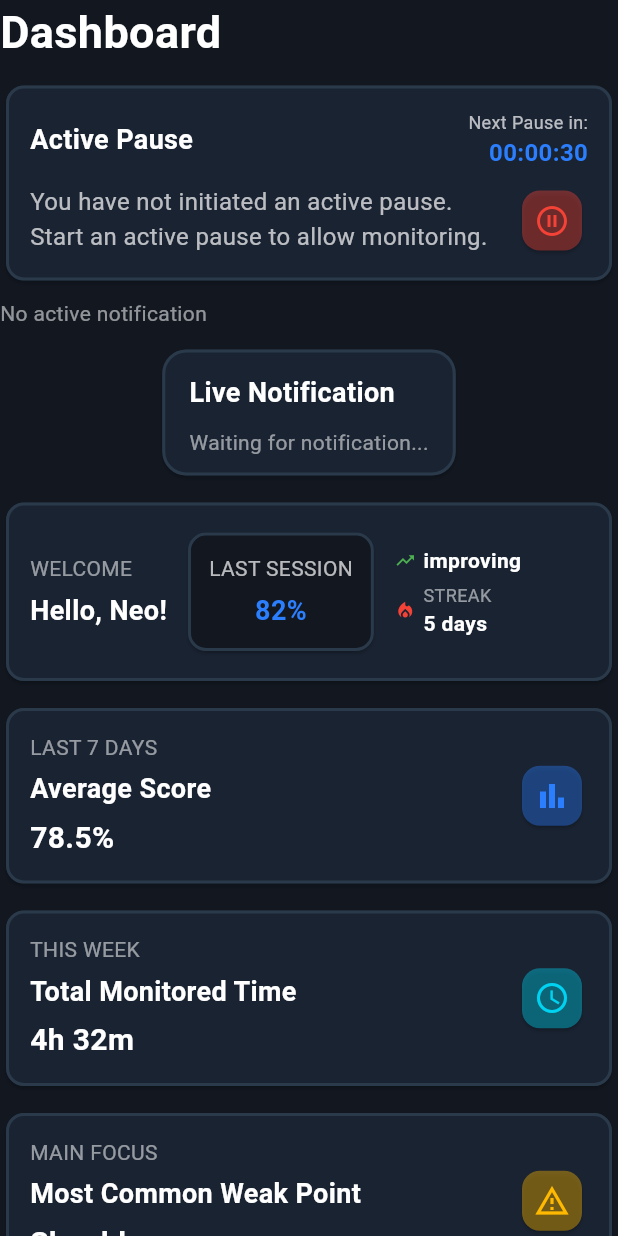
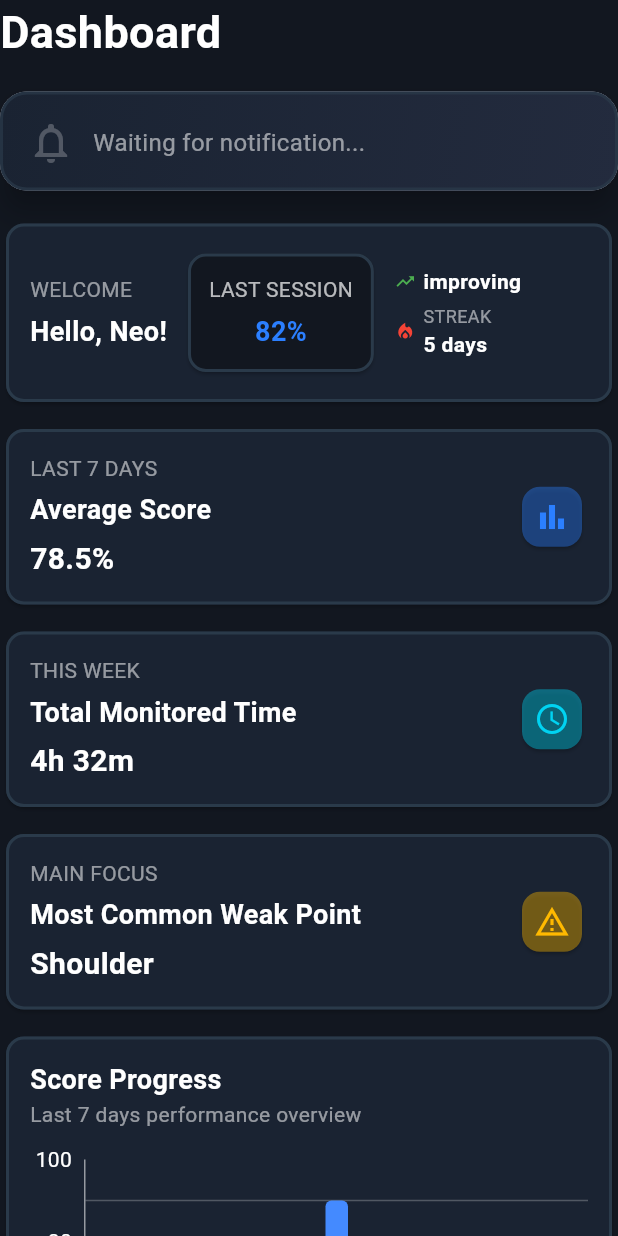
Before and after one commit to NRG7-Emergentes/ergovision-mobile, a Flutter app: the Dashboard screen opened directly, on a phone screen of 412 x 824 dp. Run offline on Flutter 3.47's test engine with Material 3 defaults, Android fonts, the phone set to English and light mode, and no system bars; drawn by our look-alikes of fl_chart; our stand-ins replace bloc, firebase_core, flutter_bloc; missing offline and left inert: stomp_dart_client; accounts and stored records are empty.

Commit message:
feat(notification): enhance live notification widget with pause tracking and improved UI

```diff
--- a/lib/monitoring/component/active_pause.dart
+++ /dev/null
@@ -1,238 +0,0 @@
-import 'dart:async';
-import 'package:flutter/material.dart';
-import 'package:ergovision/monitoring/component/notification_listener.dart';
-
-class ActivePause extends StatefulWidget {
-  const ActivePause({super.key});
-
-  @override
-  State<ActivePause> createState() => _ActivePauseState();
-}
-
-class _ActivePauseState extends State<ActivePause> {
-  Timer? _pauseTimer;
-  Timer? _nextPauseTimer;
-  Duration _elapsedPauseTime = Duration.zero;
-  Duration _timeUntilNextPause = const Duration(seconds: 30);
-  DateTime? _pauseStartTime;
-  bool _hasPause = false;
-  Map<String, dynamic>? _currentNotification;
-
-  @override
-  void initState() {
-    super.initState();
-    _startNextPauseCountdown();
-    NotificationListenerService().onNotification = _handleNotification;
-  }
-
-  void _handleNotification(Map<String, dynamic> n) {
-    WidgetsBinding.instance.addPostFrameCallback((_) {
-      if (!mounted) return;
-
-      final isPaused = (n['title']?.toString().toUpperCase().contains('PAUSED') ?? false);
-
-      setState(() {
-        _currentNotification = n;
-        _hasPause = isPaused;
-      });
-
-      _updatePauseState();
-    });
-  }
-
-  void _updatePauseState() {
-    final receivedAt = _currentNotification?['_receivedAt'] as DateTime?;
-
-    if (_hasPause && _pauseStartTime == null && receivedAt != null) {
-      _startPauseTimer(receivedAt);
-      return;
-    }
-
-    if (!_hasPause && _pauseStartTime != null) {
-      _stopPauseTimer();
-    }
-  }
-
-  void _startPauseTimer(DateTime startTime) {
-    _pauseStartTime = startTime;
-    _pauseTimer?.cancel();
-
-    _pauseTimer = Timer.periodic(const Duration(seconds: 1), (_) {
-      if (!mounted) return;
-
-      WidgetsBinding.instance.addPostFrameCallback((_) {
-        if (mounted) {
-          setState(() {
-            _elapsedPauseTime = DateTime.now().difference(_pauseStartTime!);
-          });
-        }
-      });
-    });
-  }
-
-  void _stopPauseTimer() {
-    _pauseTimer?.cancel();
-    _pauseStartTime = null;
-
-    WidgetsBinding.instance.addPostFrameCallback((_) {
-      if (mounted) {
-        setState(() => _elapsedPauseTime = Duration.zero);
-      }
-    });
-  }
-
-  void _startNextPauseCountdown() {
-    _nextPauseTimer?.cancel();
-
-    _nextPauseTimer = Timer.periodic(const Duration(seconds: 1), (_) {
-      if (!mounted) return;
-
-      WidgetsBinding.instance.addPostFrameCallback((_) {
-        if (mounted) {
-          setState(() {
-            _timeUntilNextPause = _timeUntilNextPause.inSeconds > 0
-                ? _timeUntilNextPause - const Duration(seconds: 1)
-                : const Duration(seconds: 30);
-          });
-        }
-      });
-    });
-  }
-
-  String _formatDuration(Duration d) {
-    String two(int n) => n.toString().padLeft(2, '0');
-    return "${two(d.inHours)}:${two(d.inMinutes.remainder(60))}:${two(d.inSeconds.remainder(60))}";
-  }
-
-  @override
-  Widget build(BuildContext context) {
-    return SizedBox(
-      width: double.infinity,
-      child: Card(
-        color: const Color(0xFF1A2332),
-        shape: RoundedRectangleBorder(
-          borderRadius: BorderRadius.circular(12),
-          side: const BorderSide(color: Color(0xFF2A3A4A), width: 2),
-        ),
-        child: Padding(
-          padding: const EdgeInsets.all(16),
-          child: Column(
-            crossAxisAlignment: CrossAxisAlignment.start,
-            children: [
-              _buildHeader(),
-              const SizedBox(height: 10),
-              Row(
-                crossAxisAlignment: CrossAxisAlignment.start,
-                children: [
-                  Expanded(child: _buildPauseContent()),
-                  const SizedBox(width: 10),
-                  Card(
-                    color: _hasPause ? const Color(0x664CAF50) : const Color(0x66F44336),
-                    child: Padding(
-                      padding: const EdgeInsets.all(8),
-                      child: Icon(Icons.pause_circle_outline,
-                          color: _hasPause ? Colors.green : Colors.red),
-                    ),
-                  )
-                ],
-              )
-            ],
-          ),
-        ),
-      ),
-    );
-  }
-
-  Widget _buildHeader() {
-    return Row(
-      mainAxisAlignment: MainAxisAlignment.spaceBetween,
-      children: [
-        const Text(
-          'Active Pause',
-          style: TextStyle(color: Colors.white, fontSize: 18, fontWeight: FontWeight.bold),
-        ),
-        Column(
-          crossAxisAlignment: CrossAxisAlignment.end,
-          children: [
-            const Text('Next Pause in:', style: TextStyle(color: Colors.white70, fontSize: 12)),
-            Text(
-              _formatDuration(_timeUntilNextPause),
-              style: const TextStyle(color: Color(0xFF2B7FFF), fontSize: 16, fontWeight: FontWeight.bold),
-            ),
-          ],
-        ),
-      ],
-    );
-  }
-
-  Widget _buildPauseContent() {
-    if (!_hasPause) {
-      return const Text(
-        'You have not initiated an active pause. Start an active pause to allow monitoring.',
-        style: TextStyle(color: Colors.white70, fontSize: 16),
-      );
-    }
-
-    return Column(
-      crossAxisAlignment: CrossAxisAlignment.start,
-      children: [
-        const Text('You have an active pause in progress',
-            style: TextStyle(color: Colors.white, fontSize: 16)),
-        const SizedBox(height: 10),
-        _buildInfoRow('Last active pause:', '20:30:00', 'Next active pause:', '22:30:00'),
-        const SizedBox(height: 10),
-        const Text(
-          'Current active pause',
-          style: TextStyle(color: Colors.white, fontSize: 16, fontWeight: FontWeight.bold),
-        ),
-        const SizedBox(height: 10),
-        _buildInfoRow('Started at:', '21:30:00', 'Finish at:', '21:45:00'),
-        const SizedBox(height: 10),
-        Center(
-          child: Column(
-            children: [
-              const Text('Time in pause:',
-                  style: TextStyle(color: Colors.white70, fontSize: 14)),
-              const SizedBox(height: 4),
-              Text(
-                _formatDuration(_elapsedPauseTime),
-                style: const TextStyle(
-                    color: Color(0xFF20C997), fontSize: 24, fontWeight: FontWeight.bold),
-              ),
-            ],
-          ),
-        ),
-      ],
-    );
-  }
-
-  Widget _buildInfoRow(String l1, String v1, String l2, String v2) {
-    return Row(
-      mainAxisAlignment: MainAxisAlignment.spaceBetween,
-      children: [
-        _buildInfoColumn(l1, v1),
-        _buildInfoColumn(l2, v2),
-      ],
-    );
-  }
-
-  Widget _buildInfoColumn(String label, String value) {
-    return Expanded(
-      child: Column(
-        children: [
-          Text(label, style: const TextStyle(color: Colors.white70, fontSize: 16)),
-          Text(value,
-              style: const TextStyle(color: Colors.white, fontSize: 16, fontWeight: FontWeight.bold)),
-        ],
-      ),
-    );
-  }
-
-  @override
-  void dispose() {
-    _pauseTimer?.cancel();
-    _nextPauseTimer?.cancel();
-    NotificationListenerService().onNotification = null;
-    super.dispose();
-  }
-}
--- a/lib/monitoring/component/notification_listener.dart
+++ b/lib/monitoring/component/notification_listener.dart
@@ -19,7 +19,6 @@ class NotificationListenerService {
   Future<void> connect(String token) async {
     if (isConnected) return;
 
-    // Obtiene el id del usuario usando UserService
     try {
       final response = await UserService().getUserProfile();
       if (response.statusCode == 200) {
@@ -54,7 +53,6 @@ class NotificationListenerService {
 
   void _handleIncomingNotification(Map<String, dynamic> data) {
     final notifUserId = data['userId'];
-    // Solo procesa notificaciones del usuario autenticado
     if (_currentUserId == null || notifUserId != _currentUserId) return;
 
     WidgetsBinding.instance.addPostFrameCallback((_) {
@@ -84,15 +82,25 @@ class NotificationListenerWidget extends StatefulWidget {
 
 class _NotificationListenerWidgetState extends State<NotificationListenerWidget> {
   Map<String, dynamic>? _current;
+  int _pausesTaken = 0;
+  DateTime? _pauseStartTime;
+  late final ValueNotifier<Duration> _pauseDuration;
 
   @override
   void initState() {
     super.initState();
+    _pauseDuration = ValueNotifier(Duration.zero);
     NotificationListenerService().onNotification = _handleNotification;
   }
 
   void _handleNotification(Map<String, dynamic> data) {
-    final colors = _resolveColors(data);
+    final title = (data['title']?.toString() ?? '').toUpperCase();
+
+    if (title.contains('PAUSED')) {
+      _pausesTaken++;
+      _pauseStartTime = DateTime.now();
+      _startPauseTimer();
+    }
 
     WidgetsBinding.instance.addPostFrameCallback((_) {
       if (!mounted) return;
@@ -100,14 +108,18 @@ class _NotificationListenerWidgetState extends State<NotificationListenerWidget>
       setState(() {
         _current = {...data, '_receivedAt': DateTime.now()};
       });
+    });
+  }
 
-      ScaffoldMessenger.of(context).showSnackBar(
-        SnackBar(
-          content: Text(_buildSnackText(data)),
-          backgroundColor: colors.backgroundSnack,
-          duration: const Duration(seconds: 2),
-        ),
-      );
+  void _startPauseTimer() {
+    if (_pauseStartTime == null) return;
+
+    Future.doWhile(() async {
+      if (!mounted || _pauseStartTime == null) return false;
+
+      await Future.delayed(const Duration(seconds: 1));
+      _pauseDuration.value = DateTime.now().difference(_pauseStartTime!);
+      return true;
     });
   }
 
@@ -158,28 +170,32 @@ class _NotificationListenerWidgetState extends State<NotificationListenerWidget>
 
   @override
   Widget build(BuildContext context) {
-    // Elimina historial, solo muestra la notificación en tiempo real
     return Card(
-      color: const Color(0xFF1A2332),
+      elevation: 8,
       shape: RoundedRectangleBorder(
-        borderRadius: BorderRadius.circular(16),
-        side: const BorderSide(color: Color(0xFF2A3A4A), width: 2),
+        borderRadius: BorderRadius.circular(18),
+        side: BorderSide(color: const Color(0xFF2A3A4A).withOpacity(0.7), width: 2),
       ),
-      child: Padding(
-        padding: const EdgeInsets.fromLTRB(18, 16, 18, 12),
-        child: Column(
-          crossAxisAlignment: CrossAxisAlignment.start,
+      margin: const EdgeInsets.symmetric(vertical: 8, horizontal: 0),
+      child: Container(
+        decoration: BoxDecoration(
+          gradient: LinearGradient(
+            colors: [const Color(0xFF1A2332), const Color(0xFF232B3E)],
+            begin: Alignment.topLeft,
+            end: Alignment.bottomRight,
+          ),
+          borderRadius: BorderRadius.circular(18),
+        ),
+        padding: const EdgeInsets.fromLTRB(18, 18, 18, 16),
+        child: _current == null
+            ? Row(
                 children: [
-            const Text(
-              "Live Notification",
-              style: TextStyle(color: Colors.white, fontSize: 18, fontWeight: FontWeight.bold),
-            ),
-            const SizedBox(height: 10),
-            _current == null
-                ? const Text("Waiting for notification...", style: TextStyle(color: Colors.white54))
+                  Icon(Icons.notifications_none, color: Colors.white24, size: 32),
+                  const SizedBox(width: 12),
+                  const Text("Waiting for notification...", style: TextStyle(color: Colors.white54, fontSize: 16)),
+                ],
+              )
             : _buildNotificationCard(_current!),
-          ],
-        ),
       ),
     );
   }
@@ -188,50 +204,74 @@ class _NotificationListenerWidgetState extends State<NotificationListenerWidget>
     final colors = _resolveColors(n);
     final time = n['_receivedAt'] is DateTime ? _formatTime(n['_receivedAt']) : '--:--:--';
 
-    return Container(
+    return Row(
+      crossAxisAlignment: CrossAxisAlignment.center,
+      children: [
+        Container(
           decoration: BoxDecoration(
-        color: colors.bg,
-        borderRadius: BorderRadius.circular(12),
-        border: Border.all(color: colors.border, width: 1.2),
+            color: colors.accent.withOpacity(0.15),
+            shape: BoxShape.circle,
           ),
-      padding: const EdgeInsets.fromLTRB(14, 12, 14, 12),
-      child: Row(
-        crossAxisAlignment: CrossAxisAlignment.start,
-        children: [
-          Icon(_resolveIcon(n), color: colors.accent, size: 28),
-          const SizedBox(width: 12),
+          padding: const EdgeInsets.all(10),
+          child: Icon(_resolveIcon(n), color: colors.accent, size: 36),
+        ),
+        const SizedBox(width: 16),
         Expanded(
           child: Column(
             crossAxisAlignment: CrossAxisAlignment.start,
             children: [
-                Row(
-                  children: [
-                    Expanded(
+              Text(
+                n['title']?.toString() ?? 'Notification',
+                style: const TextStyle(color: Colors.white, fontSize: 17, fontWeight: FontWeight.w700),
+              ),
+              if ((n['message']?.toString() ?? '').isNotEmpty)
+                Padding(
+                  padding: const EdgeInsets.only(top: 4),
                   child: Text(
-                        n['title']?.toString() ?? 'Notification',
-                        style: const TextStyle(color: Colors.white, fontSize: 15, fontWeight: FontWeight.w600),
+                    n['message'] ?? '',
+                    style: const TextStyle(color: Colors.white70, fontSize: 15),
                   ),
                 ),
-                    Text(time, style: const TextStyle(color: Colors.white54, fontSize: 12)),
-                  ],
+              Padding(
+                padding: const EdgeInsets.only(top: 6),
+                child: Text(
+                  time,
+                  style: const TextStyle(color: Colors.white38, fontSize: 12),
                 ),
-                if ((n['message']?.toString() ?? '').isNotEmpty) ...[
-                  const SizedBox(height: 6),
-                  Text(
-                    n['message'] ?? '',
-                    style: const TextStyle(color: Colors.white70, fontSize: 13),
+              ),
+              if ((n['title']?.toString() ?? '').toUpperCase().contains('PAUSED')) ...[
+                ValueListenableBuilder<Duration>(
+                  valueListenable: _pauseDuration,
+                  builder: (context, duration, _) {
+                    final minutes = duration.inMinutes.remainder(60).toString().padLeft(2, '0');
+                    final seconds = duration.inSeconds.remainder(60).toString().padLeft(2, '0');
+                    return Padding(
+                      padding: const EdgeInsets.only(top: 6),
+                      child: Text(
+                        "Pause Time: $minutes:$seconds",
+                        style: const TextStyle(color: Colors.white70, fontSize: 14),
+                      ),
+                    );
+                  },
+                ),
+                Padding(
+                  padding: const EdgeInsets.only(top: 6),
+                  child: Text(
+                    "Pauses Taken: $_pausesTaken",
+                    style: const TextStyle(color: Colors.white70, fontSize: 14),
+                  ),
                 ),
               ],
             ],
           ),
         ),
       ],
-      ),
     );
   }
 
   @override
   void dispose() {
+    _pauseDuration.dispose();
     NotificationListenerService().onNotification = null;
     super.dispose();
   }
--- a/lib/shared/views/dashboard.dart
+++ b/lib/shared/views/dashboard.dart
@@ -1,5 +1,4 @@
-import 'package:ergovision/monitoring/component/active_pause.dart';
-import 'package:ergovision/monitoring/component/notification_listener.dart';
+import '../../monitoring/component/notification_listener.dart';
 import 'package:ergovision/shared/client/api_client.dart';
 import 'package:fl_chart/fl_chart.dart';
 import 'package:flutter/material.dart';
@@ -53,88 +52,11 @@ class _DashboardState extends State<Dashboard> {
                 )
             ),
             const SizedBox(height: 10),
-            // Active Pause + Real-time notification info merged
             Column(
               children: [
-                ActivePause(),
-                const SizedBox(height: 8),
-                ValueListenableBuilder<Map<String, dynamic>?>(
-                  valueListenable:
-                  NotificationListenerService().latestNotification,
-                  builder: (_, notif, __) {
-                    if (notif == null) {
-                      return const SizedBox(
-                        width: double.infinity,
-                        child: Text(
-                          'No active notification',
-                          style: TextStyle(color: Colors.white54),
-                          textAlign: TextAlign.left,
-                        ),
-                      );
-                    }
-                    final title = (notif['title'] ?? '').toString();
-                    final msg = (notif['message'] ?? '').toString();
-                    return SizedBox(
-                      width: double.infinity,
-                      child: Card(
-                        color: const Color(0xFF1A2332),
-                        shape: RoundedRectangleBorder(
-                          borderRadius: BorderRadius.circular(12),
-                          side: const BorderSide(
-                            color: Color(0xFF2A3A4A),
-                            width: 1.5,
-                          ),
-                        ),
-                        child: Padding(
-                          padding: const EdgeInsets.fromLTRB(14, 12, 14, 12),
-                          child: Row(
-                            children: [
-                              Icon(
-                                title.toUpperCase().contains('PAUSED')
-                                    ? Icons.pause_circle_filled
-                                    : Icons.play_circle_fill,
-                                color: title.toUpperCase().contains('PAUSED')
-                                    ? Colors.amber
-                                    : Colors.greenAccent,
-                                size: 30,
-                              ),
-                              const SizedBox(width: 12),
-                              Expanded(
-                                child: Column(
-                                  crossAxisAlignment: CrossAxisAlignment.start,
-                                  children: [
-                                    Text(
-                                      title.isEmpty
-                                          ? 'Monitoring Update'
-                                          : title,
-                                      style: const TextStyle(
-                                          color: Colors.white,
-                                          fontSize: 15,
-                                          fontWeight: FontWeight.w600),
-                                    ),
-                                    if (msg.isNotEmpty) ...[
-                                      const SizedBox(height: 4),
-                                      Text(
-                                        msg,
-                                        style: const TextStyle(
-                                            color: Colors.white70, fontSize: 13),
-                                      ),
-                                    ],
-                                  ],
-                                ),
-                              ),
-                            ],
-                          ),
-                        ),
-                      ),
-                    );
-                  },
-                ),
+                const NotificationListenerWidget(), // Sección de live notification restaurada
               ],
             ),
-            const SizedBox(height: 10),
-            // Notification widget (single latest)
-            const NotificationListenerWidget(),
             const SizedBox(height: 10),
             SizedBox(
                 width: double.infinity,
```
Lines whose indentation alone changed are shown as unchanged.
